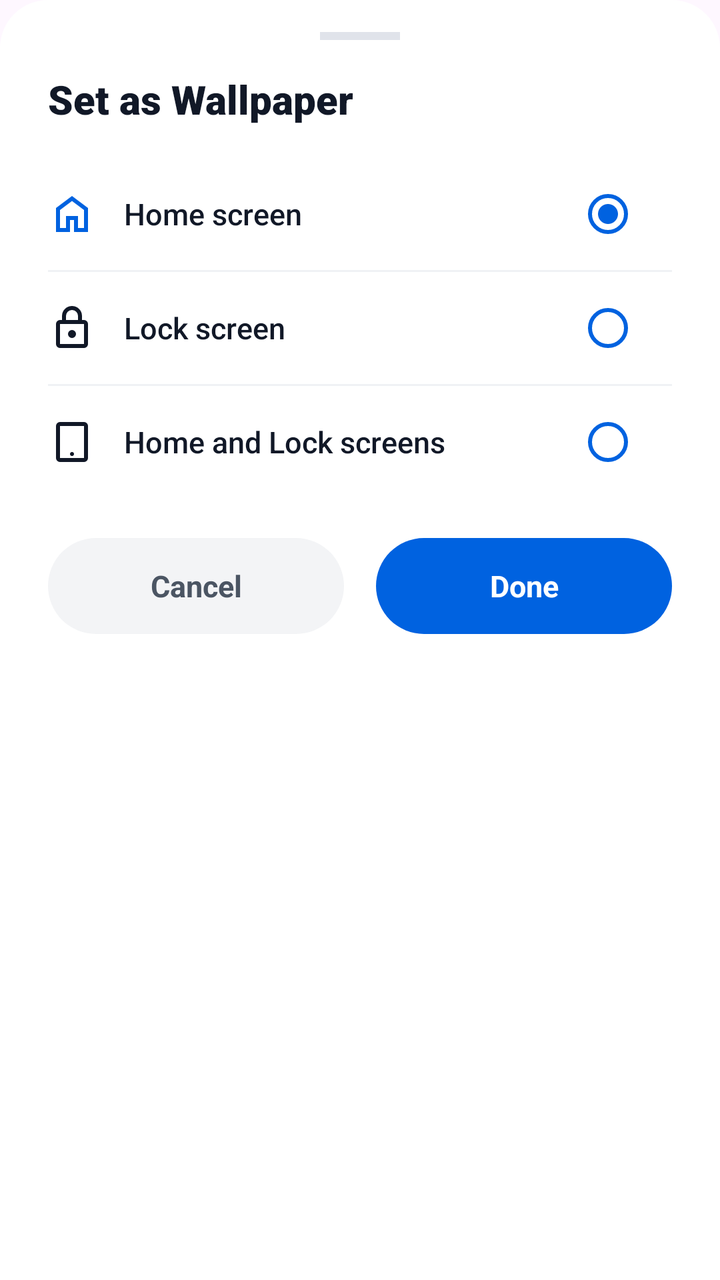
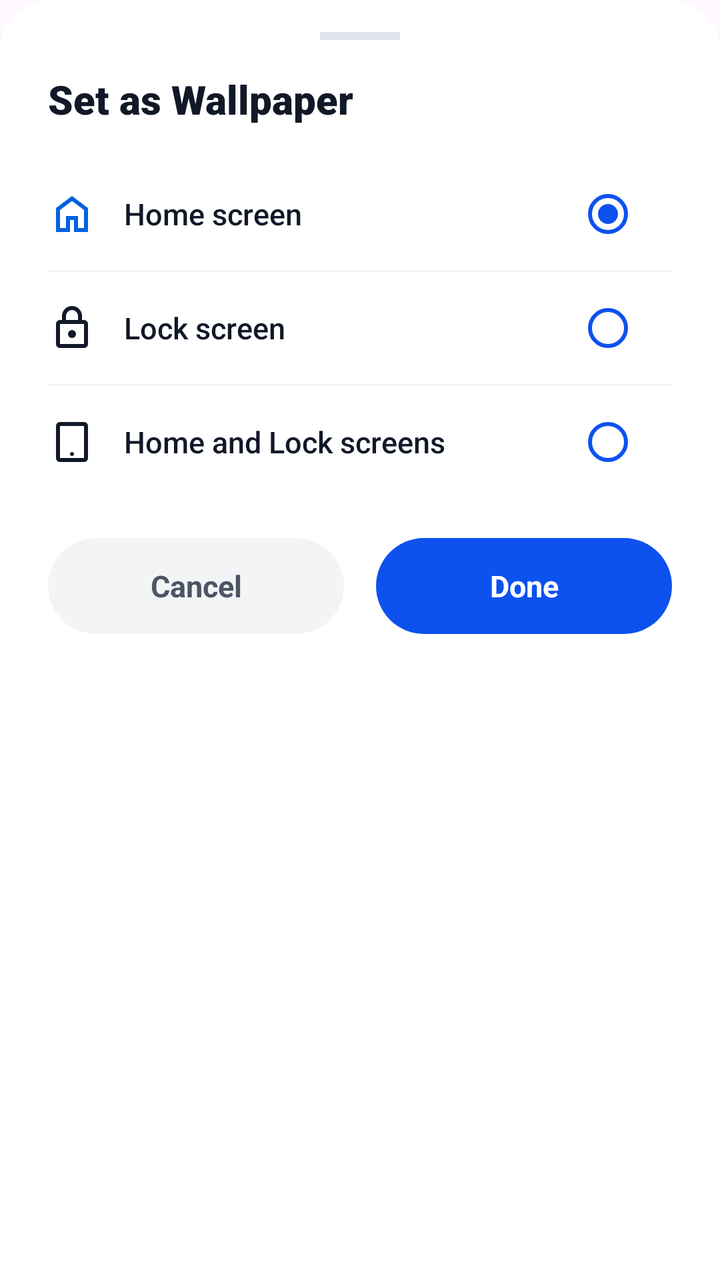

The first picture is an Android layout as it rendered before a commit; the second is the same layout after the commit. The layout source and the unified diff follow.
<!-- AndroidManifest.xml: application theme Theme.GalleryApp -->
<!-- res/layout/dialog_set_wallpaper.xml -->
<?xml version="1.0" encoding="utf-8"?>
<LinearLayout xmlns:android="http://schemas.android.com/apk/res/android"
    xmlns:app="http://schemas.android.com/apk/res-auto"
    android:layout_width="match_parent"
    android:layout_height="wrap_content"
    android:background="@drawable/bg_bottom_sheet_rounded"
    android:orientation="vertical"
    android:paddingHorizontal="24dp"
    android:paddingTop="16dp"
    android:paddingBottom="24dp">

    <View
        android:layout_width="40dp"
        android:layout_height="4dp"
        android:layout_gravity="center_horizontal"
        android:layout_marginBottom="16dp"
        android:background="#E0E3EA" />

    <TextView
        android:layout_width="wrap_content"
        android:layout_height="wrap_content"
        android:fontFamily="sans-serif-black"
        android:text="@string/set_as_wallpaper"
        android:textColor="@color/lumina_text_title"
        android:textSize="20sp"
        android:textStyle="bold" />


    <RadioGroup
        android:id="@+id/rgWallpaperTarget"
        android:layout_width="match_parent"
        android:layout_height="wrap_content"
        android:layout_marginTop="16dp">

        <LinearLayout
            android:id="@+id/layoutWallpaperHome"
            android:layout_width="match_parent"
            android:layout_height="56dp"
            android:background="?attr/selectableItemBackground"
            android:gravity="center_vertical"
            android:orientation="horizontal">

            <ImageView
                android:id="@+id/ivWallpaperHome"
                android:layout_width="24dp"
                android:layout_height="24dp"
                android:src="@drawable/home"
                app:tint="@color/lumina_primary" />

            <TextView
                android:id="@+id/tvWallpaperHome"
                android:layout_width="0dp"
                android:layout_height="wrap_content"
                android:layout_marginStart="14dp"
                android:layout_weight="1"
                android:fontFamily="sans-serif-medium"
                android:text="@string/home_screen"
                android:textColor="@color/lumina_text_title"
                android:textSize="15sp" />

            <RadioButton
                android:id="@+id/rbWallpaperHome"
                android:layout_width="wrap_content"
                android:layout_height="wrap_content"
                android:buttonTint="@color/lumina_primary"
                app:buttonTint="@color/lumina_primary"
                android:checked="true"
                android:clickable="false"
                android:focusable="false" />

        </LinearLayout>

        <View
            android:layout_width="match_parent"
            android:layout_height="1dp"
            android:background="#F0F2F5" />

        <LinearLayout
            android:id="@+id/layoutWallpaperLock"
            android:layout_width="match_parent"
            android:layout_height="56dp"
            android:background="?attr/selectableItemBackground"
            android:gravity="center_vertical"
            android:orientation="horizontal">

            <ImageView
                android:id="@+id/ivWallpaperLock"
                android:layout_width="24dp"
                android:layout_height="24dp"
                android:src="@drawable/lock"
                app:tint="@color/lumina_text_title" />

            <TextView
                android:id="@+id/tvWallpaperLock"
                android:layout_width="0dp"
                android:layout_height="wrap_content"
                android:layout_marginStart="14dp"
                android:layout_weight="1"
                android:fontFamily="sans-serif-medium"
                android:text="@string/lock_screen"
                android:textColor="@color/lumina_text_title"
                android:textSize="15sp" />

            <RadioButton
                android:id="@+id/rbWallpaperLock"
                android:layout_width="wrap_content"
                android:layout_height="wrap_content"
                android:buttonTint="@color/lumina_primary"
                app:buttonTint="@color/lumina_primary"
                android:clickable="false"
                android:focusable="false" />

        </LinearLayout>

        <View
            android:layout_width="match_parent"
            android:layout_height="1dp"
            android:background="#F0F2F5" />

        <LinearLayout
            android:id="@+id/layoutWallpaperBoth"
            android:layout_width="match_parent"
            android:layout_height="56dp"
            android:background="?attr/selectableItemBackground"
            android:gravity="center_vertical"
            android:orientation="horizontal">

            <ImageView
                android:id="@+id/ivWallpaperBoth"
                android:layout_width="24dp"
                android:layout_height="24dp"
                android:src="@drawable/ic_screens_both"
                app:tint="@color/lumina_text_title" />

            <TextView
                android:id="@+id/tvWallpaperBoth"
                android:layout_width="0dp"
                android:layout_height="wrap_content"
                android:layout_marginStart="14dp"
                android:layout_weight="1"
                android:fontFamily="sans-serif-medium"
                android:text="@string/home_and_lock_screens"
                android:textColor="@color/lumina_text_title"
                android:textSize="15sp" />

            <RadioButton
                android:id="@+id/rbWallpaperBoth"
                android:layout_width="wrap_content"
                android:layout_height="wrap_content"
                android:buttonTint="@color/lumina_primary"
                app:buttonTint="@color/lumina_primary"
                android:clickable="false"
                android:focusable="false" />

        </LinearLayout>

    </RadioGroup>

    <ProgressBar
        android:id="@+id/progressWallpaperApply"
        android:layout_width="36dp"
        android:layout_height="36dp"
        android:layout_gravity="center_horizontal"
        android:layout_marginTop="16dp"
        android:indeterminateTint="@color/lumina_primary"
        android:visibility="gone" />

    <LinearLayout
        android:id="@+id/layoutWallpaperActions"
        android:layout_width="match_parent"
        android:layout_height="wrap_content"
        android:layout_marginTop="20dp"
        android:orientation="horizontal"
        android:weightSum="2">
        <TextView
            android:id="@+id/btnCancelWallpaper"
            android:layout_width="0dp"
            android:layout_height="48dp"
            android:layout_marginEnd="8dp"
            android:layout_weight="1"
            android:background="@drawable/bg_dialog_cancel_button"
            android:clickable="true"
            android:focusable="true"
            android:fontFamily="sans-serif-bold"
            android:gravity="center"
            android:text="@string/cancel"
            android:textColor="#4B5563"
            android:textSize="15sp"
            android:textStyle="bold" />

        <TextView
            android:id="@+id/btnApplyWallpaper"
            android:layout_width="0dp"
            android:layout_height="48dp"
            android:layout_marginStart="8dp"
            android:layout_weight="1"
            android:background="@drawable/bg_lumina_primary_button"
            android:clickable="true"
            android:focusable="true"
            android:fontFamily="sans-serif-bold"
            android:gravity="center"
            android:text="@string/done"
            android:textColor="@color/white"
            android:textSize="15sp"
            android:textStyle="bold" />

    </LinearLayout>

</LinearLayout>
<!-- resources referenced by this layout -->
<resources>
  <color name="lumina_primary">#0062E0</color>
  <color name="lumina_text_title">#111827</color>
  <color name="white">#FFFFFFFF</color>
  <!-- drawable bg_bottom_sheet_rounded (drawable) -->
  <?xml version="1.0" encoding="utf-8"?>
  <shape xmlns:android="http://schemas.android.com/apk/res/android"
      android:shape="rectangle">
      <solid android:color="@color/white" />
      <corners
          android:topLeftRadius="24dp"
          android:topRightRadius="24dp" />
  </shape>
  <!-- drawable bg_dialog_cancel_button (drawable) -->
  <?xml version="1.0" encoding="utf-8"?>
  <ripple xmlns:android="http://schemas.android.com/apk/res/android"
      android:color="#20000000">
      <item>
          <shape android:shape="rectangle">
              <solid android:color="#F3F4F6" />
              <corners android:radius="28dp" />
          </shape>
      </item>
  </ripple>
  <!-- drawable bg_lumina_primary_button (drawable) -->
  <?xml version="1.0" encoding="utf-8"?>
  <ripple xmlns:android="http://schemas.android.com/apk/res/android"
      android:color="@color/lumina_button_ripple">
      <item>
          <shape android:shape="rectangle">
              <solid android:color="@color/lumina_primary" />
              <corners android:radius="28dp" />
          </shape>
      </item>
  </ripple>
  <!-- drawable home (drawable) -->
  <?xml version="1.0" encoding="utf-8"?>
  <vector xmlns:android="http://schemas.android.com/apk/res/android"
      android:height="24dp"
      android:width="24dp"
      android:viewportWidth="960"
      android:viewportHeight="960">
      <path
          android:fillColor="#000000"
          android:pathData="M240,760h120v-240h240v240h120v-360L480,220 240,400v360ZM160,840v-480l320,-240 320,240v480L520,840v-240h-80v240L160,840ZM480,490Z"/>
  </vector>
  <!-- drawable ic_screens_both (drawable) -->
  <?xml version="1.0" encoding="utf-8"?>
  <vector xmlns:android="http://schemas.android.com/apk/res/android"
      android:width="24dp"
      android:height="24dp"
      android:viewportWidth="960"
      android:viewportHeight="960">
      <path
          android:fillColor="#FF000000"
          android:pathData="M240,880q-33,0 -56.5,-23.5T160,800V160q0,-33 23.5,-56.5T240,80h480q33,0 56.5,23.5T800,160v640q0,33 -23.5,56.5T720,880H240Zm0,-80h480V160H240v640Zm240,-40q17,0 28.5,-11.5T520,720q0,-17 -11.5,-28.5T480,680q-17,0 -28.5,11.5T440,720q0,17 11.5,28.5T480,760ZM240,800V160v640Z"/>
  </vector>
  <!-- drawable lock (drawable) -->
  <?xml version="1.0" encoding="utf-8"?>
  <vector xmlns:android="http://schemas.android.com/apk/res/android"
      android:height="24dp"
      android:width="24dp"
      android:viewportWidth="960"
      android:viewportHeight="960">
      <path
          android:fillColor="#000000"
          android:pathData="M240,880q-33,0 -56.5,-23.5T160,800v-400q0,-33 23.5,-56.5T240,320h40v-80q0,-83 58.5,-141.5T480,40q83,0 141.5,58.5T680,240v80h40q33,0 56.5,23.5T800,400v400q0,33 -23.5,56.5T720,880L240,880ZM240,800h480v-400L240,400v400ZM536.5,656.5Q560,633 560,600t-23.5,-56.5Q513,520 480,520t-56.5,23.5Q400,567 400,600t23.5,56.5Q447,680 480,680t56.5,-23.5ZM360,320h240v-80q0,-50 -35,-85t-85,-35q-50,0 -85,35t-35,85v80ZM240,800v-400,400Z"/>
  </vector>
  <string name="cancel">Cancel</string>
  <string name="done">Done</string>
  <string name="home_and_lock_screens">Home and Lock screens</string>
  <string name="home_screen">Home screen</string>
  <string name="lock_screen">Lock screen</string>
  <string name="set_as_wallpaper">Set as Wallpaper</string>
  <style name="Theme.GalleryApp" parent="Base.Theme.GalleryApp" />
  <color name="lumina_button_ripple">#26FFFFFF</color>
  <style name="Base.Theme.GalleryApp" parent="Theme.Material3.DayNight.NoActionBar">
          <item name="colorPrimary">@color/lumina_primary</item>
          <item name="colorControlActivated">@color/lumina_primary</item>
      </style>
</resources>

<!-- the commit's change to res/layout/dialog_set_wallpaper.xml (unified diff, before → after) -->
@@ -62,8 +62,8 @@
                 android:id="@+id/rbWallpaperHome"
                 android:layout_width="wrap_content"
                 android:layout_height="wrap_content"
-                android:buttonTint="@color/lumina_primary"
-                app:buttonTint="@color/lumina_primary"
+                android:buttonTint="@color/accent_main"
+                app:buttonTint="@color/accent_main"
                 android:checked="true"
                 android:clickable="false"
                 android:focusable="false" />
@@ -105,8 +105,8 @@
                 android:id="@+id/rbWallpaperLock"
                 android:layout_width="wrap_content"
                 android:layout_height="wrap_content"
-                android:buttonTint="@color/lumina_primary"
-                app:buttonTint="@color/lumina_primary"
+                android:buttonTint="@color/accent_main"
+                app:buttonTint="@color/accent_main"
                 android:clickable="false"
                 android:focusable="false" />
 
@@ -147,8 +147,8 @@
                 android:id="@+id/rbWallpaperBoth"
                 android:layout_width="wrap_content"
                 android:layout_height="wrap_content"
-                android:buttonTint="@color/lumina_primary"
-                app:buttonTint="@color/lumina_primary"
+                android:buttonTint="@color/accent_main"
+                app:buttonTint="@color/accent_main"
                 android:clickable="false"
                 android:focusable="false" />
 
<!-- resource entries referenced after the edit -->
@@ -1,5 +1,6 @@
 <!-- resources referenced by this layout -->
 <resources>
+  <color name="accent_main">#0d51ef</color>
   <color name="lumina_primary">#0062E0</color>
   <color name="lumina_text_title">#111827</color>
   <color name="white">#FFFFFFFF</color>
@@ -29,7 +30,7 @@
       android:color="@color/lumina_button_ripple">
       <item>
           <shape android:shape="rectangle">
-              <solid android:color="@color/lumina_primary" />
+              <solid android:color="@color/accent_main" />
               <corners android:radius="28dp" />
           </shape>
       </item>
